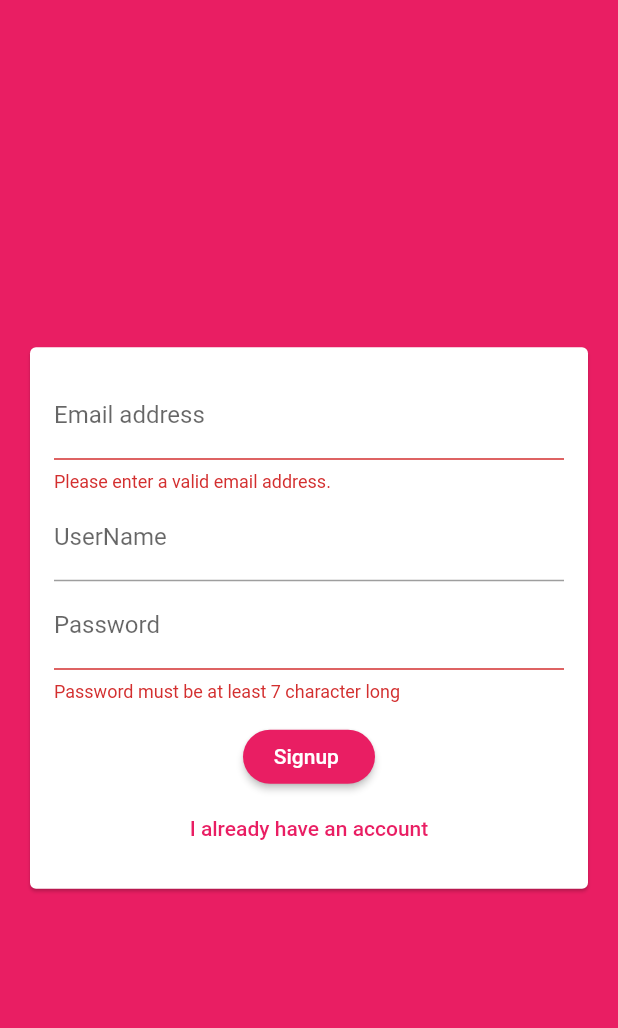
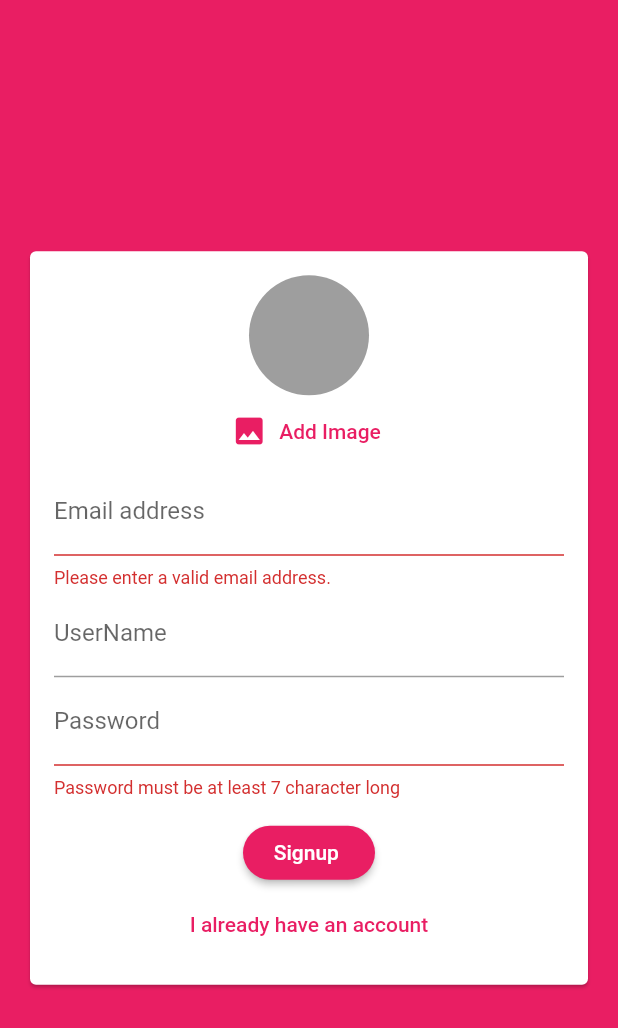
Before and after one commit to kicok/flutter_chat_push_app, a Flutter app: the screen it shows after launch, after a tap on "Login", after a tap on "Create new account", on a phone screen of 412 x 824 dp. Shown: the top 1028 px of the screen. Run offline on Flutter 3.47's test engine with Material 2 defaults, Android fonts, the phone set to English and light mode, and no system bars; our stand-ins replace cloud_firestore, firebase_auth, firebase_core, image_picker; accounts and stored records are empty.

Commit message:
Adding an image Picker - xcode version up

```diff
--- /dev/null
+++ b/lib/pickers/user_image_picker.dart
@@ -0,0 +1,40 @@
+import 'dart:io';
+import 'package:flutter/material.dart';
+import 'package:image_picker/image_picker.dart';
+
+class UserImagePicker extends StatefulWidget {
+  @override
+  _UserImagePickerState createState() => _UserImagePickerState();
+}
+
+class _UserImagePickerState extends State<UserImagePicker> {
+  File _pickedImage;
+  void _pickImage() async {
+    final picker = ImagePicker();
+    final pickedImage = await picker.getImage(source: ImageSource.camera);
+    final pickedImageFile = File(pickedImage.path);
+    setState(() {
+      _pickedImage = pickedImageFile;
+    });
+  }
+
+  @override
+  Widget build(BuildContext context) {
+    return Column(
+      children: [
+        CircleAvatar(
+          radius: 40,
+          backgroundColor: Colors.grey,
+          backgroundImage:
+              _pickedImage != null ? FileImage(_pickedImage) : null,
+        ),
+        FlatButton.icon(
+          textColor: Theme.of(context).primaryColor,
+          onPressed: _pickImage,
+          icon: Icon(Icons.image),
+          label: Text('Add Image'),
+        ),
+      ],
+    );
+  }
+}
--- a/lib/widgets/auth/auth_form.dart
+++ b/lib/widgets/auth/auth_form.dart
@@ -1,4 +1,5 @@
 import 'package:flutter/material.dart';
+import '../../pickers/user_image_picker.dart';
 
 class AuthForm extends StatefulWidget {
   AuthForm(this.submitFn, this.isLoading);
@@ -54,6 +55,7 @@ class _AuthFormState extends State<AuthForm> {
                 mainAxisSize:
                     MainAxisSize.min, // 열의 높이가 가능한한 많이 차지하지 않고 필요한 만큼만 확보
                 children: [
+                  if (!_isLogin) UserImagePicker(),
                   TextFormField(
                     key: ValueKey('email'),
                     validator: (value) {
--- a/pubspec.yaml
+++ b/pubspec.yaml
@@ -31,6 +31,7 @@ dependencies:
   cloud_firestore: ^0.14.2
   firebase_core: ^0.5.1
   firebase_auth: ^0.18.2
+  image_picker: ^0.6.7+14
 
 dev_dependencies:
   flutter_test:
```
Also changed, not shown: pubspec.lock, 6 other files.
